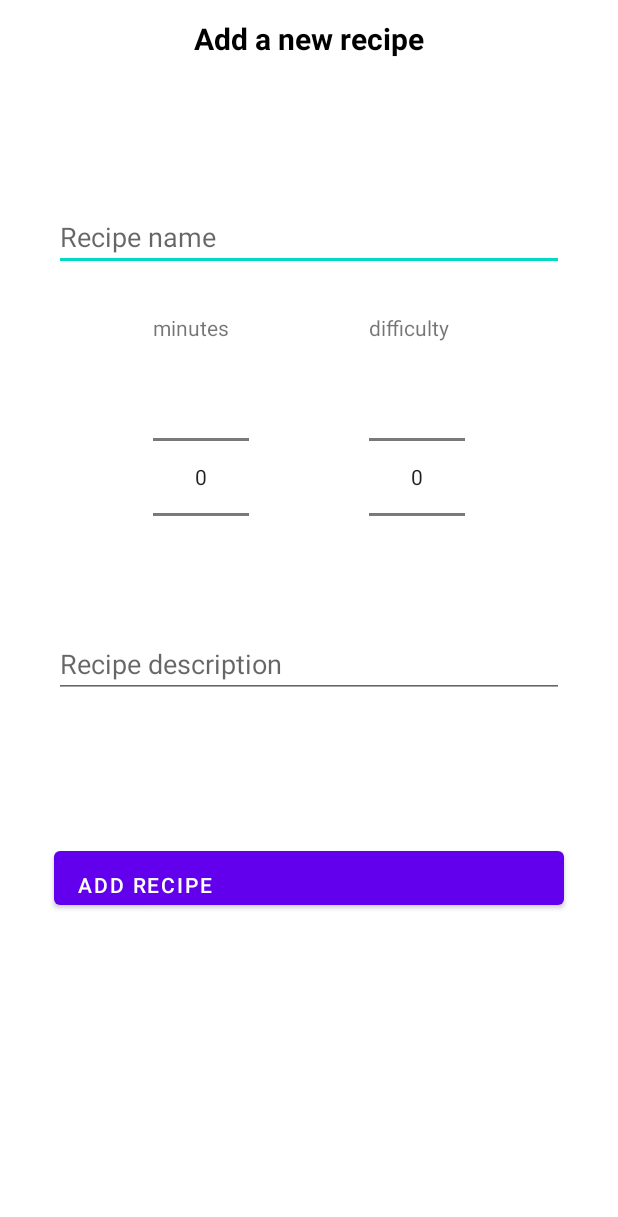
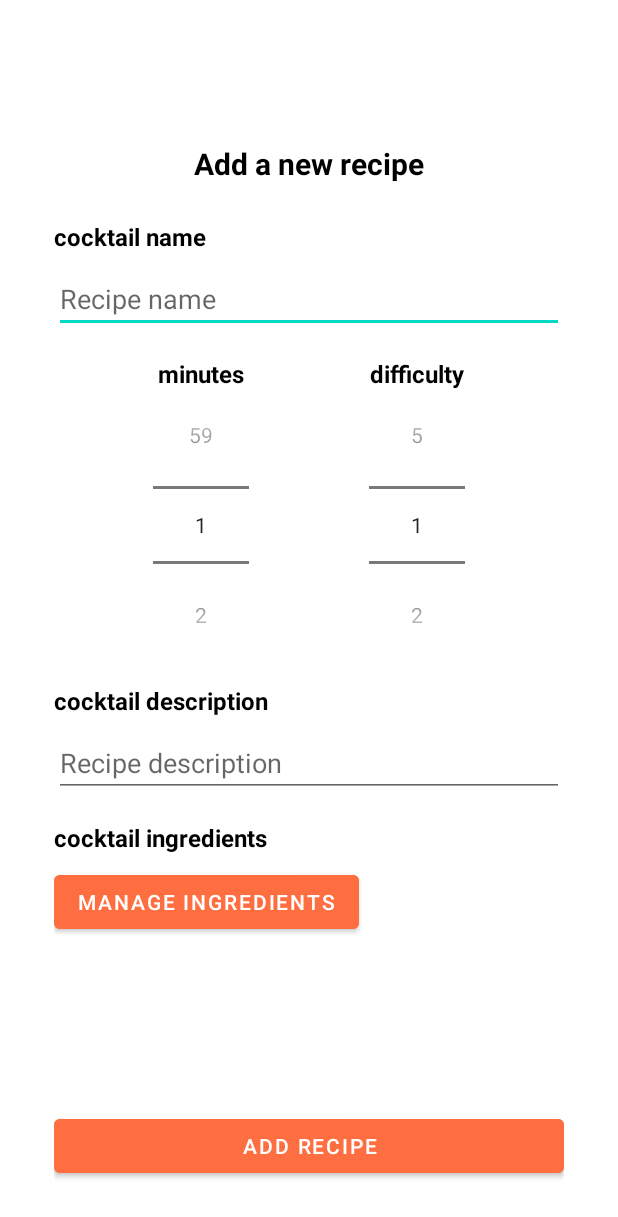
Before and after one commit to sw21-tug/Team_03, an Android app: the AddRecipeActivity screen opened directly, with no data from a screen before it, on a phone screen of 412 x 824 dp. Shown: the top 1217 px of the screen. Run offline under Robolectric (Android 15) with nearby library versions, the light colour scheme and no system bars; network calls fail.

Commit message:
CRA-FE-15 add recipe and ingredients activity [KL,SC]

```diff
--- a/Frontend/Android/app/src/main/AndroidManifest.xml
+++ b/Frontend/Android/app/src/main/AndroidManifest.xml
@@ -21,6 +21,9 @@
         <activity
             android:name=".ui.login.LoginActivity"
             android:label="@string/title_activity_login" />
+        <activity
+            android:name=".AddIngredientsActivity"
+            android:label="@string/add_ingredients" />
         <activity android:name=".MainActivity">
             <intent-filter>
                 <action android:name="android.intent.action.MAIN" />
--- a/Frontend/Android/app/src/main/java/com/team03/cocktailrecipesapp/AddRecipeActivity.kt
+++ b/Frontend/Android/app/src/main/java/com/team03/cocktailrecipesapp/AddRecipeActivity.kt
@@ -1,11 +1,26 @@
 package com.team03.cocktailrecipesapp
 
+import android.content.Intent
 import androidx.appcompat.app.AppCompatActivity
 import android.os.Bundle
+import android.view.View
+import kotlinx.android.synthetic.main.activity_add_recipe.*
+
 
 class AddRecipeActivity : AppCompatActivity() {
+
     override fun onCreate(savedInstanceState: Bundle?) {
         super.onCreate(savedInstanceState)
         setContentView(R.layout.activity_add_recipe)
+
+        timer_picker_minutes.minValue = 1
+        timer_picker_minutes.maxValue = 59
+        difficulty_picker.minValue = 1
+        difficulty_picker.maxValue = 5
+    }
+
+    fun onClickManageIngredients(view: View) {
+        val intent = Intent(this, AddIngredientsActivity::class.java)
+        startActivity(intent)
     }
 }
--- a/Frontend/Android/app/src/main/java/com/team03/cocktailrecipesapp/serverAPI.kt
+++ b/Frontend/Android/app/src/main/java/com/team03/cocktailrecipesapp/serverAPI.kt
@@ -90,6 +90,12 @@ class serverAPI(context: Context)
         return sendRequest(json, "get-recipes", listener, error_listener)
     }
 
+    fun getIngredients(listener: Response.Listener<JSONObject>, error_listener: Response.ErrorListener) : Int
+    {
+        val json = JSONObject()
+        return sendRequest(json, "get-ingredients", listener, error_listener)
+    }
+
     fun changePassword(user_id: Int, old_password_hash: String, new_password_hash: String, listener: Response.Listener<JSONObject>, error_listener: Response.ErrorListener) : Int
     {
         val change_password_json = """
--- a/Frontend/Android/app/src/main/res/layout/activity_add_recipe.xml
+++ b/Frontend/Android/app/src/main/res/layout/activity_add_recipe.xml
@@ -1,5 +1,6 @@
 <?xml version="1.0" encoding="utf-8"?>
-<LinearLayout xmlns:android="http://schemas.android.com/apk/res/android"
+<androidx.constraintlayout.widget.ConstraintLayout
+    xmlns:android="http://schemas.android.com/apk/res/android"
     xmlns:app="http://schemas.android.com/apk/res-auto"
     xmlns:tools="http://schemas.android.com/tools"
     android:layout_width="match_parent"
@@ -9,6 +10,14 @@
     android:layout_marginHorizontal="12dp"
     android:layout_marginVertical="12dp">
 
+    <LinearLayout
+        android:layout_width="match_parent"
+        android:layout_height="wrap_content"
+        android:orientation="vertical"
+        app:layout_constraintEnd_toEndOf="parent"
+        app:layout_constraintStart_toStartOf="parent"
+        app:layout_constraintTop_toTopOf="parent"
+        app:layout_constraintBottom_toTopOf="@+id/layout_btn_add_recipe">
 
         <TextView
             android:id="@+id/txtAddRecipe"
@@ -21,19 +30,31 @@
             app:layout_constraintStart_toStartOf="parent"
             app:layout_constraintTop_toTopOf="parent"
             app:layout_constraintBottom_toBottomOf="parent"
-        android:layout_gravity="center_horizontal"/>
+            android:layout_gravity="center_horizontal"
+            android:layout_marginBottom="16dp"/>
 
+        <LinearLayout
+            android:layout_width="match_parent"
+            android:layout_height="wrap_content"
+            android:layout_marginHorizontal="24dp"
+            android:layout_marginVertical="8dp"
+            android:orientation="vertical">
+            <TextView
+                android:text="@string/cocktail_name"
+                android:textStyle="bold"
+                android:textSize="16sp"
+                android:textColor="@android:color/black"
+                android:layout_width="wrap_content"
+                android:layout_height="wrap_content"
+                android:layout_marginBottom="8dp" />
             <EditText
                 android:id="@+id/etRecipeName"
                 android:layout_width="match_parent"
                 android:layout_height="wrap_content"
-        android:layout_marginStart="24dp"
-        android:layout_marginTop="96dp"
-        android:layout_marginEnd="24dp"
-        android:layout_marginBottom="16dp"
                 android:hint="@string/recipe_name"
-        android:inputType="text"
-        />
+                android:inputType="text"/>
+        </LinearLayout>
+
 
 
         <LinearLayout
@@ -41,35 +62,41 @@
             android:layout_height="wrap_content"
             android:orientation="horizontal"
             android:gravity="center_horizontal"
-        android:layout_marginHorizontal="12dp"
-        android:layout_marginVertical="12dp">
+            android:layout_marginHorizontal="24dp"
+            android:layout_marginVertical="8dp">
 
             <LinearLayout
                 android:layout_width="wrap_content"
                 android:layout_height="wrap_content"
                 android:orientation="vertical"
-            >
+                android:layout_marginEnd="80dp">
                 <TextView
                     android:layout_width="match_parent"
                     android:layout_height="match_parent"
-                android:text="@string/minutes"/>
+                    android:text="@string/minutes"
+                    android:gravity="center_horizontal"
+                    android:textStyle="bold"
+                    android:textSize="16sp"
+                    android:textColor="@android:color/black"/>
                 <NumberPicker
                     android:id="@+id/timer_picker_minutes"
                     android:layout_width="wrap_content"
                     android:layout_height="wrap_content"
-                android:orientation="horizontal"
-                android:layout_marginRight="80dp"/>
+                    android:orientation="horizontal"/>
             </LinearLayout>
 
             <LinearLayout
                 android:layout_width="wrap_content"
                 android:layout_height="wrap_content"
-            android:orientation="vertical"
-            >
+                android:orientation="vertical">
                 <TextView
                     android:layout_width="match_parent"
                     android:layout_height="match_parent"
-                android:text="@string/difficulty"/>
+                    android:text="@string/difficulty"
+                    android:gravity="center_horizontal"
+                    android:textStyle="bold"
+                    android:textSize="16sp"
+                    android:textColor="@android:color/black"/>
                 <NumberPicker
                     android:id="@+id/difficulty_picker"
                     android:layout_width="wrap_content"
@@ -77,34 +104,77 @@
                     android:orientation="horizontal"
                     app:layout_constraintStart_toStartOf="parent" />
             </LinearLayout>
+        </LinearLayout>
 
 
+        <LinearLayout
+            android:layout_width="match_parent"
+            android:layout_height="wrap_content"
+            android:orientation="vertical"
+            android:layout_marginHorizontal="24dp"
+            android:layout_marginVertical="8dp">
+            <TextView
+                android:text="@string/cocktail_description"
+                android:textStyle="bold"
+                android:textSize="16sp"
+                android:textColor="@android:color/black"
+                android:layout_width="wrap_content"
+                android:layout_height="wrap_content"
+                android:layout_marginBottom="8dp" />
+            <EditText
+                android:id="@+id/etRecipeDescription"
+                android:layout_width="match_parent"
+                android:layout_height="wrap_content"
+                android:hint="@string/recipe_description"
+                android:inputType="textMultiLine"
+                android:maxLines="4"/>
+        </LinearLayout>
+
+        <LinearLayout
+            android:layout_width="match_parent"
+            android:layout_height="wrap_content"
+            android:orientation="vertical"
+            android:layout_marginHorizontal="24dp"
+            android:layout_marginVertical="8dp">
+            <TextView
+                android:text="@string/cocktail_ingredients"
+                android:textStyle="bold"
+                android:textSize="16sp"
+                android:textColor="@android:color/black"
+                android:layout_width="wrap_content"
+                android:layout_height="wrap_content"
+                android:layout_marginBottom="8dp" />
+            <Button
+                android:id="@+id/btnManageIngredients"
+                android:text="@string/manage_ingredients"
+                android:layout_width="wrap_content"
+                android:layout_height="wrap_content"
+                android:gravity="center"
+                android:backgroundTint="@color/accent_color"
+                android:onClick="onClickManageIngredients"/>
+
+        </LinearLayout>
+    </LinearLayout>
 
 
-    </LinearLayout>
-
-    <EditText
-        android:id="@+id/etRecipDescription"
+    <!-- add button layout-->
+    <LinearLayout
+        android:id="@+id/layout_btn_add_recipe"
         android:layout_width="match_parent"
         android:layout_height="wrap_content"
-        android:layout_marginStart="24dp"
-        android:layout_marginEnd="24dp"
-        android:hint="@string/recipe_description"
-        android:inputType="text"
-        android:maxLines="20"
-        android:minLines="1"
-        />
-
+        android:orientation="vertical"
+        android:padding="24dp"
+        android:gravity="center"
+        app:layout_constraintBottom_toBottomOf="parent"
+        app:layout_constraintEnd_toEndOf="parent"
+        app:layout_constraintStart_toStartOf="parent">
         <Button
             android:id="@+id/btnAddRecipe"
             android:text="@string/add_recipe"
             android:layout_width="match_parent"
             android:layout_height="wrap_content"
-        android:layout_marginStart="24dp"
-        android:layout_marginTop="96dp"
-        android:layout_marginEnd="24dp"
-        android:gravity="bottom"/>
+            android:gravity="center"
+            android:backgroundTint="@color/accent_color" />
+    </LinearLayout>
 
-
-
-</LinearLayout>
+</androidx.constraintlayout.widget.ConstraintLayout>
--- a/Frontend/Android/app/src/main/res/layout/activity_main.xml
+++ b/Frontend/Android/app/src/main/res/layout/activity_main.xml
@@ -148,11 +148,10 @@
         android:layout_width="match_parent"
         android:layout_height="wrap_content"
         android:layout_marginHorizontal="12dp"/>
-
     <include
         layout="@layout/progress_indicator"
         android:layout_width="match_parent"
-        android:layout_height="346dp"
+        android:layout_height="wrap_content"
         android:layout_marginHorizontal="12dp" />
     <include
         layout="@layout/trending_cocktail_list"
@@ -169,7 +168,8 @@
         android:layout_margin="16dp"
         android:contentDescription="@string/add_recipe_button"
         android:onClick="onClickAddRecipe"
-        android:src="@drawable/add_recipe" />
+        android:src="@drawable/add_recipe"
+        android:backgroundTint="@color/accent_color"/>
 
 
 </LinearLayout>
--- a/Frontend/Android/app/src/main/res/values/strings.xml
+++ b/Frontend/Android/app/src/main/res/values/strings.xml
@@ -29,6 +29,7 @@
     <string name="login_failed">"Login failed"</string>
     <string name="register_button">"Register"</string>
     <string name="failed_to_load_recipes_from_server">Failed to load recipes from server…</string>
+    <string name="failed_to_load_ingredients_from_server">Failed to load ingredients from server…</string>
     <string name="error">Error…</string>
     <string name="example_text">Example text</string>
     <string name="switch_language">Switch to russian</string>
@@ -38,7 +39,13 @@
     <string name="wrong_username_or_password">"Wrong username or password"</string>
     <string name="add_recipe_button">add</string>
     <string name="add_a_new_recipe">Add a new recipe</string>
+    <string name="add_ingredients_to_recipe">Add ingredients to your recipe</string>
     <string name="add_recipe">Add recipe</string>
     <string name="recipe_name">Recipe name</string>
     <string name="recipe_description">Recipe description</string>
+    <string name="cocktail_ingredients">cocktail ingredients</string>
+    <string name="ingredient">Ingredient</string>
+    <string name="cocktail_description">cocktail description</string>
+    <string name="manage_ingredients">Manage ingredients</string>
+    <string name="add_ingredients">Add ingredients</string>
 </resources>
```
Also changed, not shown: Frontend/Android/app/src/main/java/com/team03/cocktailrecipesapp/AddIngredientsActivity.kt (added, +59 -0 lines), Frontend/Android/app/src/main/java/com/team03/cocktailrecipesapp/recipes/GetIngredientsErrorListener.kt (added, +18 -0 lines), Frontend/Android/app/src/main/java/com/team03/cocktailrecipesapp/recipes/GetIngredientsListener.kt (added, +29 -0 lines), Frontend/Android/app/src/main/res/layout/ingredients_dialog.xml (added, +62 -0 lines), Frontend/Android/app/src/main/res/layout/ingredients_item.xml (added, +12 -0 lines), Frontend/Android/app/src/main/res/layout/ingredients_list.xml (added, +13 -0 lines). Lines whose indentation alone changed are shown as unchanged.
